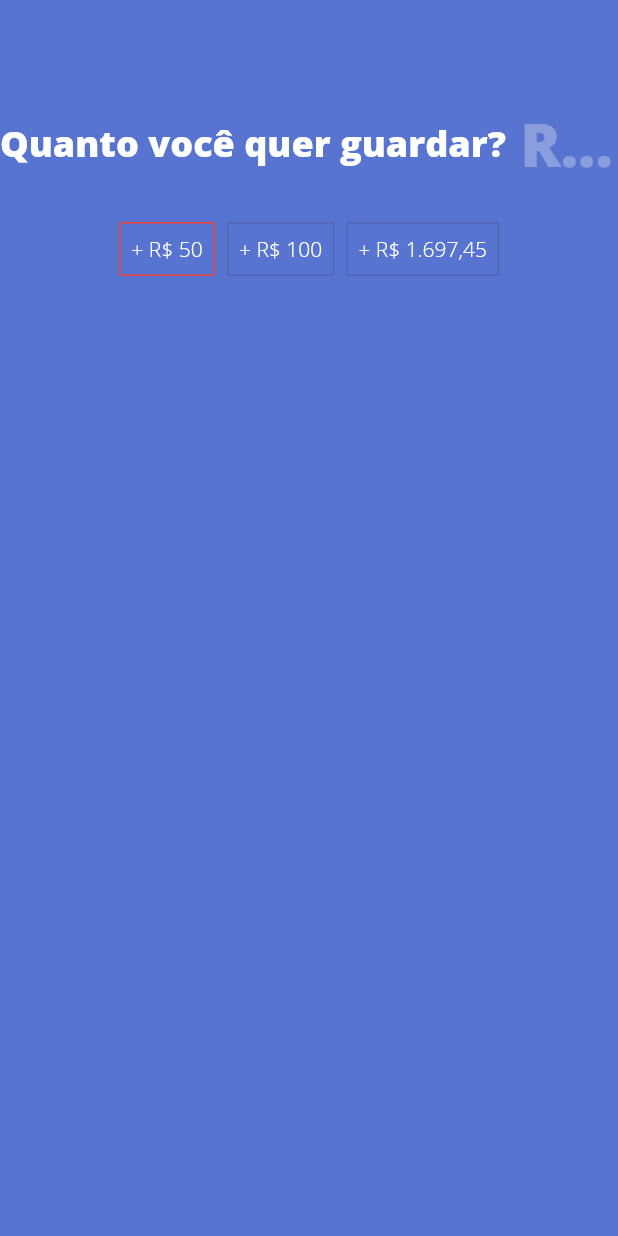
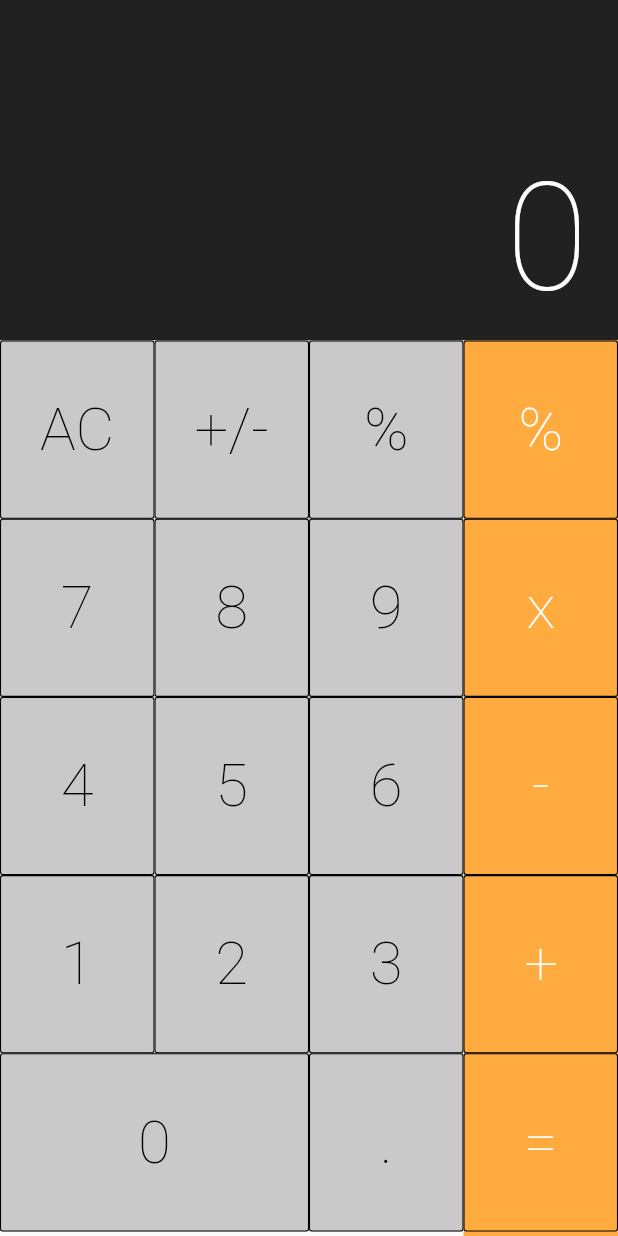
Before and after one commit to gabrieltnishimura/flutter-calculator, a Flutter app: the screen it shows after launch, on a phone screen of 412 x 824 dp. Run offline on Flutter 3.47's test engine with Material 2 defaults, Android fonts, the phone set to English and light mode, and no system bars.

Commit message:
feature(calculator-layout): done

```diff
--- /dev/null
+++ b/lib/buttons/calculator-bottom-row.dart
@@ -0,0 +1,41 @@
+import 'package:flutter/material.dart';
+
+import 'calculator-button.dart';
+
+class CalculatorBottomRow extends StatelessWidget {
+  final List<String> digits;
+  final Function onPressed;
+
+  CalculatorBottomRow({this.digits, this.onPressed});
+
+  @override
+  Widget build(BuildContext context) {
+    return Container(
+        color: Color.fromRGBO(201, 201, 201, 1),
+        child: Row(
+          children: [
+            Container(
+              margin: EdgeInsets.all(0),
+              width: MediaQuery.of(context).size.width / 2,
+              height: (MediaQuery.of(context).size.height - 230) / 5,
+              child: CalculatorButton(
+                  title: this.digits[0], execute: this.onPressed),
+            ),
+            Container(
+              margin: EdgeInsets.all(0),
+              width: MediaQuery.of(context).size.width / 4,
+              height: (MediaQuery.of(context).size.height - 230) / 5,
+              child: CalculatorButton(
+                  title: this.digits[1], execute: this.onPressed),
+            ),
+            // Container(
+            //   margin: EdgeInsets.all(0),
+            //   width: MediaQuery.of(context).size.width / 4,
+            //   height: (MediaQuery.of(context).size.height - 230) / 5,
+            //   child:
+            //       CalculatorButton(title: this.digits[2], execute: this.onPressed),
+            // ),
+          ],
+        ));
+  }
+}
--- /dev/null
+++ b/lib/buttons/calculator-button.dart
@@ -0,0 +1,30 @@
+import 'package:flutter/material.dart';
+
+class CalculatorButton extends StatelessWidget {
+  final String title;
+  final Function execute;
+  final bool white;
+
+  CalculatorButton({this.title, this.execute, this.white});
+
+  void runFunction() {
+    if (this.execute != null && this.title != null) {
+      this.execute(this.title);
+    }
+  }
+
+  @override
+  Widget build(BuildContext context) {
+    return OutlineButton(
+        borderSide: BorderSide(width: 0.7),
+        onPressed: runFunction,
+        child: Container(
+            child: Text(
+          title,
+          style: TextStyle(
+              fontSize: 40,
+              fontWeight: FontWeight.w100,
+              color: this.white == true ? Colors.white : Colors.black),
+        )));
+  }
+}
--- /dev/null
+++ b/lib/buttons/calculator-default-row.dart
@@ -0,0 +1,50 @@
+import 'package:flutter/material.dart';
+
+import 'calculator-button.dart';
+
+class CalculatorDefaultRow extends StatelessWidget {
+  final List<String> digits;
+  final Function onPressed;
+
+  CalculatorDefaultRow({this.digits, this.onPressed});
+
+  @override
+  Widget build(BuildContext context) {
+    return Container(
+        color: Color.fromRGBO(201, 201, 201, 1),
+        child: Column(
+          children: [
+            Container(
+              margin: EdgeInsets.all(0),
+              width: MediaQuery.of(context).size.width / 4,
+              height: (MediaQuery.of(context).size.height - 230) / 5,
+              child: CalculatorButton(
+                title: this.digits[0],
+                execute: onPressed,
+              ),
+            ),
+            Container(
+              margin: EdgeInsets.all(0),
+              width: MediaQuery.of(context).size.width / 4,
+              height: (MediaQuery.of(context).size.height - 230) / 5,
+              child:
+                  CalculatorButton(title: this.digits[1], execute: onPressed),
+            ),
+            Container(
+              margin: EdgeInsets.all(0),
+              width: MediaQuery.of(context).size.width / 4,
+              height: (MediaQuery.of(context).size.height - 230) / 5,
+              child:
+                  CalculatorButton(title: this.digits[2], execute: onPressed),
+            ),
+            Container(
+              margin: EdgeInsets.all(0),
+              width: MediaQuery.of(context).size.width / 4,
+              height: (MediaQuery.of(context).size.height - 230) / 5,
+              child:
+                  CalculatorButton(title: this.digits[3], execute: onPressed),
+            ),
+          ],
+        ));
+  }
+}
--- /dev/null
+++ b/lib/buttons/calculator-side-row.dart
@@ -0,0 +1,70 @@
+import 'package:flutter/material.dart';
+
+import 'calculator-button.dart';
+
+class CalculatorSideRow extends StatelessWidget {
+  final List<String> digits;
+  final Function onPressed;
+
+  CalculatorSideRow({this.digits, this.onPressed});
+
+  @override
+  Widget build(BuildContext context) {
+    return Container(
+        color: Colors.orangeAccent,
+        child: Column(
+          children: [
+            Container(
+              margin: EdgeInsets.all(0),
+              width: MediaQuery.of(context).size.width / 4,
+              height: (MediaQuery.of(context).size.height - 230) / 5,
+              child: CalculatorButton(
+                title: this.digits[0],
+                execute: onPressed,
+                white: true,
+              ),
+            ),
+            Container(
+              margin: EdgeInsets.all(0),
+              width: MediaQuery.of(context).size.width / 4,
+              height: (MediaQuery.of(context).size.height - 230) / 5,
+              child: CalculatorButton(
+                title: this.digits[1],
+                execute: onPressed,
+                white: true,
+              ),
+            ),
+            Container(
+              margin: EdgeInsets.all(0),
+              width: MediaQuery.of(context).size.width / 4,
+              height: (MediaQuery.of(context).size.height - 230) / 5,
+              child: CalculatorButton(
+                title: this.digits[2],
+                execute: onPressed,
+                white: true,
+              ),
+            ),
+            Container(
+              margin: EdgeInsets.all(0),
+              width: MediaQuery.of(context).size.width / 4,
+              height: (MediaQuery.of(context).size.height - 230) / 5,
+              child: CalculatorButton(
+                title: this.digits[3],
+                execute: onPressed,
+                white: true,
+              ),
+            ),
+            Container(
+              margin: EdgeInsets.all(0),
+              width: MediaQuery.of(context).size.width / 4,
+              height: (MediaQuery.of(context).size.height - 230) / 5,
+              child: CalculatorButton(
+                title: this.digits[4],
+                execute: onPressed,
+                white: true,
+              ),
+            ),
+          ],
+        ));
+  }
+}
--- /dev/null
+++ b/lib/calculator-body.dart
@@ -0,0 +1,33 @@
+import 'package:animation_test/buttons/calculator-side-row.dart';
+import 'package:flutter/material.dart';
+
+import 'buttons/calculator-bottom-row.dart';
+import 'buttons/calculator-default-row.dart';
+
+class CalculatorBody extends StatelessWidget {
+  final Function onPressed;
+
+  CalculatorBody({this.onPressed});
+
+  @override
+  Widget build(BuildContext context) {
+    return Expanded(
+        child: Row(children: [
+      Column(children: [
+        Row(
+          children: [
+            CalculatorDefaultRow(
+                digits: ['AC', '7', '4', '1'], onPressed: this.onPressed),
+            CalculatorDefaultRow(
+                digits: ['+/-', '8', '5', '2'], onPressed: this.onPressed),
+            CalculatorDefaultRow(
+                digits: ['%', '9', '6', '3'], onPressed: this.onPressed),
+          ],
+        ),
+        CalculatorBottomRow(digits: ['0', '.'], onPressed: this.onPressed),
+      ]),
+      CalculatorSideRow(
+          digits: ['%', 'x', '-', '+', '='], onPressed: this.onPressed),
+    ]));
+  }
+}
--- /dev/null
+++ b/lib/calculator-wrapper.dart
@@ -0,0 +1,23 @@
+import 'package:animation_test/calculator-body.dart';
+import 'package:flutter/material.dart';
+import 'package:flutter/widgets.dart';
+
+import 'display/calculator-display.dart';
+
+class CalculatorWrapper extends StatelessWidget {
+  @override
+  Widget build(BuildContext context) {
+    final sizeX = MediaQuery.of(context).size.width;
+    final sizeY = MediaQuery.of(context).size.height;
+
+    return Container(
+        width: sizeX,
+        height: sizeY,
+        child: Column(
+          children: [
+            CalculatorDisplay(),
+            CalculatorBody(),
+          ],
+        ));
+  }
+}
--- /dev/null
+++ b/lib/display/calculator-display.dart
@@ -0,0 +1,20 @@
+import 'package:flutter/material.dart';
+
+class CalculatorDisplay extends StatelessWidget {
+  @override
+  Widget build(BuildContext context) {
+    return Container(
+        color: Colors.black87,
+        padding: EdgeInsets.only(top: 100.0, right: 20.0, bottom: 10.0),
+        child: Align(
+          alignment: Alignment.centerRight,
+          child: Text(
+            '0',
+            style: TextStyle(
+                fontSize: 100,
+                color: Colors.white,
+                fontWeight: FontWeight.w100),
+          ),
+        ));
+  }
+}
--- a/lib/main.dart
+++ b/lib/main.dart
@@ -1,95 +1,16 @@
 import 'package:flutter/material.dart';
 
-void main() => runApp(MyApp());
+import 'calculator-wrapper.dart';
 
-const BV_BLUE = 0xff5774d0;
-const WHITE = 0xff000000;
+void main() {
+  runApp(MyApp());
+}
 
 class MyApp extends StatelessWidget {
   @override
   Widget build(BuildContext context) {
     return MaterialApp(
-        title: 'Welcome to Flutter',
-        theme: ThemeData(
-          fontFamily: 'Open Sans',
-        ),
-        home: Scaffold(
-          appBar: AppBar(
-            backgroundColor: Color(BV_BLUE),
-            bottomOpacity: 0.0,
-            elevation: 0.0,
-          ),
-          backgroundColor: Color(BV_BLUE),
-          body: Home(),
-        ));
+      home: Scaffold(body: CalculatorWrapper()),
+    );
   }
 }
-
-class Home extends StatelessWidget {
-  @override
-  Widget build(BuildContext context) {
-    return Container(
-        width: MediaQuery.of(context).size.width,
-        height: MediaQuery.of(context).size.height,
-        child: Column(
-          // mainAxisAlignment: MainAxisAlignment.center,
-          // crossAxisAlignment: CrossAxisAlignment.center,
-          children: [
-            Row(
-              children: <Widget>[
-                Container(
-                  child: Text('Quanto você quer guardar? ',
-                      style: TextStyle(
-                          fontSize: 24,
-                          color: Colors.white,
-                          fontWeight: FontWeight.w900)),
-                ),
-                Expanded(
-                    child: TextField(
-                  keyboardType: TextInputType.number,
-                  textAlign: TextAlign.center,
-                  style: TextStyle(
-                      fontSize: 40,
-                      color: Colors.white,
-                      fontWeight: FontWeight.w900),
-                  decoration: InputDecoration(
-                      border: InputBorder.none,
-                      hintStyle: TextStyle(fontSize: 40, color: Colors.white30),
-                      hintText: 'R\$0'),
-                )),
-              ],
-            ),
-            AnimatedContainer(
-              duration: Duration(seconds: 1),
-              child: ButtonBar(
-                mainAxisSize: MainAxisSize.min,
-                children: <Widget>[
-                  OutlineButton(
-                    borderSide: BorderSide(color: Colors.red),
-                    child: new Text(
-                      '+ R\$ 50',
-                      style: TextStyle(color: Colors.white),
-                    ),
-                    onPressed: null,
-                  ),
-                  OutlineButton(
-                    child: new Text(
-                      '+ R\$ 100',
-                      style: TextStyle(color: Colors.white),
-                    ),
-                    onPressed: null,
-                  ),
-                  OutlineButton(
-                    child: new Text(
-                      '+ R\$ 1.697,45',
-                      style: TextStyle(color: Colors.white),
-                    ),
-                    onPressed: null,
-                  ),
-                ],
-              ),
-            ),
-          ],
-        ));
-  }
-}
```
